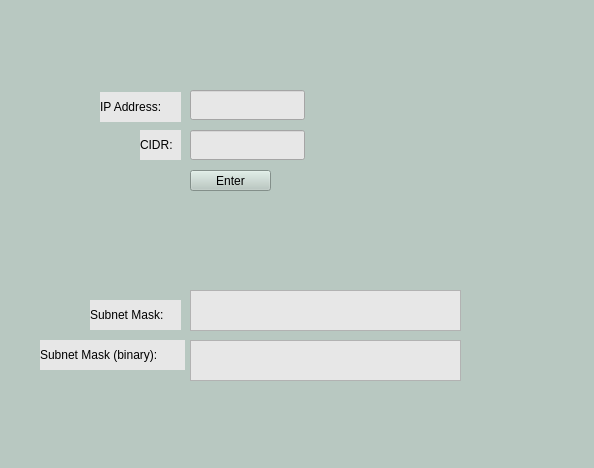
This is UI/mainwindow.ui in cholmcdowell/Zubnetting-Basic-Subnetting-Tool-Program as Qt 5 draws it before an edit. The edited form follows.
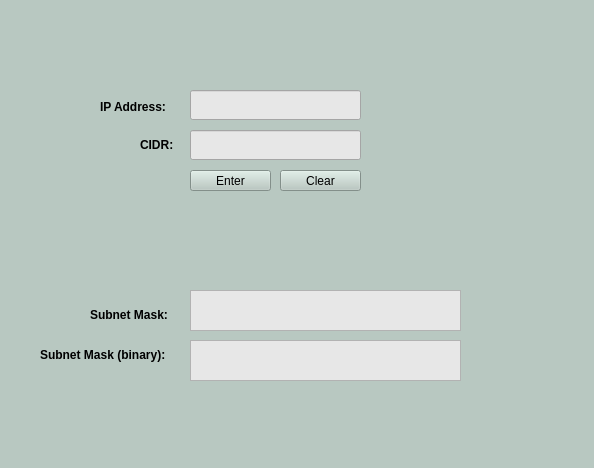
This is the edited form.

Commit message: clear button and ui adjustements

```diff
--- a/UI/mainwindow.ui
+++ b/UI/mainwindow.ui
@@ -28,11 +28,14 @@
     </property>
     <property name="font">
      <font>
-      <bold>false</bold>
+      <bold>true</bold>
      </font>
     </property>
+    <property name="autoFillBackground">
+     <bool>false</bool>
+    </property>
     <property name="styleSheet">
-     <string notr="true">background-color: rgb(231, 231, 231);
+     <string notr="true">background-color: transparent;
 color: rgb(0, 0, 0);</string>
     </property>
     <property name="text">
@@ -53,11 +56,11 @@
     </property>
     <property name="font">
      <font>
-      <bold>false</bold>
+      <bold>true</bold>
      </font>
     </property>
     <property name="styleSheet">
-     <string notr="true">background-color: rgb(231, 231, 231);
+     <string notr="true">background-color: transparent;
 color: rgb(0, 0, 0);</string>
     </property>
     <property name="text">
@@ -72,7 +75,7 @@
      <rect>
       <x>190</x>
       <y>90</y>
-      <width>115</width>
+      <width>171</width>
       <height>30</height>
      </rect>
     </property>
@@ -85,7 +88,7 @@
      <rect>
       <x>190</x>
       <y>130</y>
-      <width>115</width>
+      <width>171</width>
       <height>30</height>
      </rect>
     </property>
@@ -117,11 +120,11 @@
     </property>
     <property name="font">
      <font>
-      <bold>false</bold>
+      <bold>true</bold>
      </font>
     </property>
     <property name="styleSheet">
-     <string notr="true">background-color: rgb(231, 231, 231);
+     <string notr="true">background-color: transparent;
 color: rgb(0, 0, 0);</string>
     </property>
     <property name="text">
@@ -155,11 +158,11 @@
     </property>
     <property name="font">
      <font>
-      <bold>false</bold>
+      <bold>true</bold>
      </font>
     </property>
     <property name="styleSheet">
-     <string notr="true">background-color: rgb(231, 231, 231);
+     <string notr="true">background-color: transparent;
 color: rgb(0, 0, 0);</string>
     </property>
     <property name="text">
@@ -182,6 +185,19 @@
      <string notr="true">background-color: rgb(231, 231, 231);</string>
     </property>
    </widget>
+   <widget class="QPushButton" name="bdnClear">
+    <property name="geometry">
+     <rect>
+      <x>280</x>
+      <y>170</y>
+      <width>81</width>
+      <height>21</height>
+     </rect>
+    </property>
+    <property name="text">
+     <string>Clear</string>
+    </property>
+   </widget>
   </widget>
  </widget>
  <resources/>
```
The commit also changes 3 other files.
